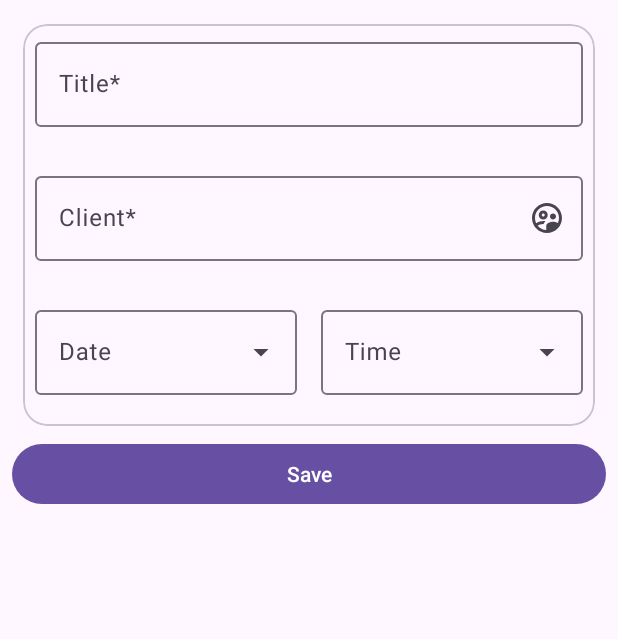
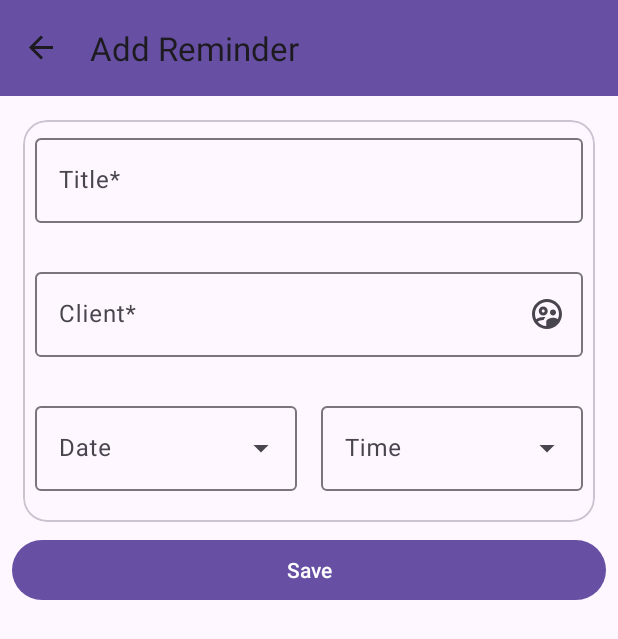
Before and after one commit to n0tnll/MeetingReminder2, an Android app: the screen it shows after launch (MainActivity), after a tap on "button add reminder", on a phone screen of 412 x 824 dp. Shown: the top 639 px of the screen. Run offline under Robolectric (Android 15) with nearby library versions, the phone set to English and light mode, and no system bars; our stand-ins replace Room's generated code, navigation-ui.

Commit message:
Added toolbar

```diff
--- a/app/src/main/java/com/shv/meetingreminder2/presentation/MainActivity.kt
+++ b/app/src/main/java/com/shv/meetingreminder2/presentation/MainActivity.kt
@@ -3,6 +3,11 @@ package com.shv.meetingreminder2.presentation
 import android.os.Bundle
 import androidx.appcompat.app.AppCompatActivity
 import androidx.lifecycle.lifecycleScope
+import androidx.navigation.findNavController
+import androidx.navigation.fragment.NavHostFragment
+import androidx.navigation.ui.AppBarConfiguration
+import androidx.navigation.ui.setupWithNavController
+import com.shv.meetingreminder2.R
 import com.shv.meetingreminder2.data.database.AppDatabase
 import com.shv.meetingreminder2.data.extensions.getFullName
 import com.shv.meetingreminder2.data.mapper.ReminderMapper
@@ -23,24 +28,36 @@ class MainActivity : AppCompatActivity() {
         super.onCreate(savedInstanceState)
         setContentView(binding.root)
 
+        setupToolBar()
+
         val apiService = ApiFactory.apiService
         val clients = mutableListOf<Client>()
         val mapper = ReminderMapper()
         val dao = AppDatabase.getInstance(this).reminderDao()
 
-        lifecycleScope.launch(Dispatchers.IO) {
-            clients.addAll(mapper.mapListDtoToListClient(apiService.getClientsList()))
+//        lifecycleScope.launch(Dispatchers.IO) {
+//            clients.addAll(mapper.mapListDtoToListClient(apiService.getClientsList()))
+//
+//            val reminder = Reminder(
+//                title = "pezda",
+//                clientName = clients[0].getFullName(),
+//                dateTime = System.currentTimeMillis(),
+//                isTimeKnown = true,
+//                isReminderDone = false,
+//                client = clients[0]
+//            )
+//
+//            dao.addReminder(mapper.mapEntityToDbModel(reminder))
+//        }
+    }
 
-            val reminder = Reminder(
-                title = "pezda",
-                clientName = clients[0].getFullName(),
-                dateTime = System.currentTimeMillis(),
-                isTimeKnown = true,
-                isReminderDone = false,
-                client = clients[0]
-            )
+    private fun setupToolBar() {
+        setSupportActionBar(binding.tbApp)
+        val navHostFragment = supportFragmentManager
+            .findFragmentById(binding.mainFragmentContainer.id) as NavHostFragment
+        val navController = navHostFragment.navController
+        val appBarConfiguration = AppBarConfiguration(navController.graph)
 
-            dao.addReminder(mapper.mapEntityToDbModel(reminder))
-        }
+        binding.tbApp.setupWithNavController(navController, appBarConfiguration)
     }
 }
--- a/app/src/main/res/layout/activity_main.xml
+++ b/app/src/main/res/layout/activity_main.xml
@@ -1,12 +1,34 @@
 <?xml version="1.0" encoding="utf-8"?>
-<androidx.fragment.app.FragmentContainerView xmlns:android="http://schemas.android.com/apk/res/android"
+<androidx.constraintlayout.widget.ConstraintLayout xmlns:android="http://schemas.android.com/apk/res/android"
     xmlns:app="http://schemas.android.com/apk/res-auto"
     xmlns:tools="http://schemas.android.com/tools"
-    android:id="@+id/main_fragment_container"
-    android:name="androidx.navigation.fragment.NavHostFragment"
     android:layout_width="match_parent"
-    android:layout_height="match_parent"
-    app:defaultNavHost="true"
-    app:navGraph="@navigation/main_navigation"
-    tools:context=".presentation.MainActivity"
-    tools:layout="@layout/fragment_reminders_list" />
+    android:layout_height="match_parent">
+
+    <com.google.android.material.appbar.MaterialToolbar
+        android:id="@+id/tb_app"
+        android:layout_width="0dp"
+        android:layout_height="wrap_content"
+        android:background="?attr/colorPrimary"
+        android:minHeight="?attr/actionBarSize"
+        android:theme="?attr/actionBarTheme"
+        app:layout_constraintStart_toStartOf="parent"
+        app:layout_constraintTop_toTopOf="parent"
+        app:layout_constraintEnd_toEndOf="parent"/>
+
+    <androidx.fragment.app.FragmentContainerView
+        android:id="@+id/main_fragment_container"
+        android:name="androidx.navigation.fragment.NavHostFragment"
+        android:layout_width="match_parent"
+        android:layout_height="0dp"
+        app:defaultNavHost="true"
+        app:navGraph="@navigation/main_navigation"
+        tools:context=".presentation.MainActivity"
+        tools:layout="@layout/fragment_reminders_list"
+        app:layout_constraintTop_toBottomOf="@id/tb_app"
+        app:layout_constraintStart_toStartOf="parent"
+        app:layout_constraintEnd_toEndOf="parent"
+        app:layout_constraintBottom_toBottomOf="parent"/>
+
+
+</androidx.constraintlayout.widget.ConstraintLayout>
--- a/app/src/main/res/navigation/main_navigation.xml
+++ b/app/src/main/res/navigation/main_navigation.xml
@@ -8,7 +8,7 @@
     <fragment
         android:id="@+id/addReminderFragment"
         android:name="com.shv.meetingreminder2.presentation.AddReminderFragment"
-        android:label="AddReminderFragment"
+        android:label="Add Reminder"
         tools:layout="@layout/fragment_add_reminder">
         <action
             android:id="@+id/action_addReminderFragment_to_clientsListFragment"
@@ -18,7 +18,7 @@
     <fragment
         android:id="@+id/clientsListFragment"
         android:name="com.shv.meetingreminder2.presentation.ClientsListFragment"
-        android:label="ClientsListFragment"
+        android:label="Clients List"
         tools:layout="@layout/fragment_clients_list" />
     <fragment
         android:id="@+id/remindersListFragment"
```
